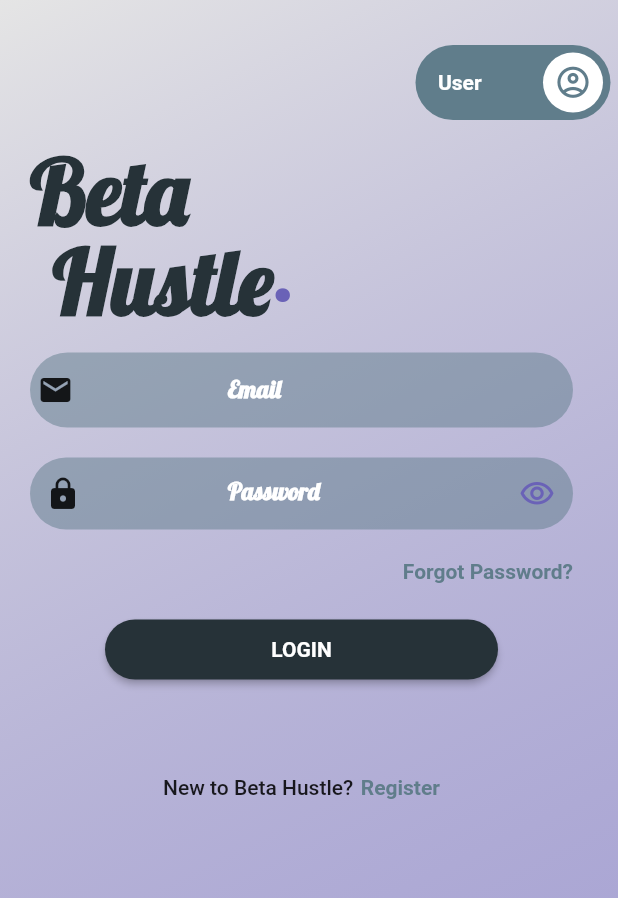
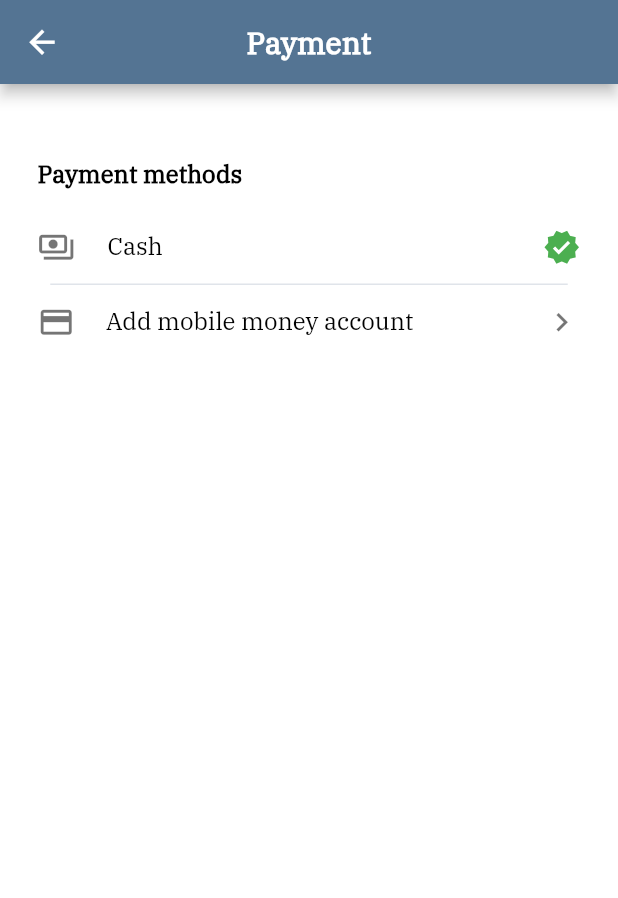
Before and after one commit to Kwakyecodes/Beta_Hustle, a Flutter app: the screen it shows after launch, on a phone screen of 412 x 824 dp. Shown: the top 898 px of the screen. Run offline on Flutter 3.47's test engine with Material 2 defaults, Android fonts, the phone set to English and light mode, and no system bars; drawn by our look-alikes of lite_rolling_switch.

Commit message:
payment screen ui done

```diff
--- a/lib/Screens/Both/requests.dart
+++ b/lib/Screens/Both/requests.dart
@@ -30,7 +30,7 @@ class _RequestsState extends State<Requests> {
       width: MediaQuery.of(context).size.width - 100,
     child: InkWell(
     onTap: () {
-      completedJobsDetails(context,name, date, time, amount);
+      pendingJobsDetails(context,name, date, time, amount);
     },
       child: Align(
         alignment: Alignment.centerLeft,
--- a/lib/Screens/User/payment.dart
+++ b/lib/Screens/User/payment.dart
@@ -0,0 +1,164 @@
+import 'package:beta_hustle/models/colors.dart';
+import 'package:beta_hustle/models/constants.dart';
+import 'package:beta_hustle/models/strings.dart';
+import 'package:flutter/material.dart';
+import 'package:lite_rolling_switch/lite_rolling_switch.dart';
+
+class Payment extends StatefulWidget {
+  @override
+  _Payment createState() => _Payment();
+}
+
+class _Payment extends State<Payment> {
+  bool momoVisible = false;
+
+
+  Widget build(BuildContext context) {
+    return Scaffold(
+        appBar: AppBar(
+          leading: IconButton(
+            onPressed: () {},
+            icon: Icon(Icons.arrow_back),
+            iconSize: cancelIconSize,
+            color:Colors.white,
+          ),
+          centerTitle: true,
+          title: const Text(payment,
+              textAlign: TextAlign.center,
+              style: TextStyle(
+                fontFamily: textFont,
+                color: Colors.white,
+                fontWeight: FontWeight.bold,
+              )),
+          backgroundColor: blueGrey4,
+        ),
+
+        body: SafeArea(
+          child: Container(
+              child: Column (
+                children: [
+                  SizedBox(height:50),
+                  Align(
+                    alignment: Alignment.centerLeft,
+                    child: Container(
+                      margin: const EdgeInsets.only(left: 25),
+                      child:Text("Payment methods",
+                          style: TextStyle(
+                            fontFamily: textFont,
+                            fontWeight: FontWeight.bold,
+                            fontSize: textFieldSize,
+                            color: Colors.black,
+                          )
+                      )
+                    )
+                  ),
+                  SizedBox(height:25),
+                  Align(
+                    alignment: Alignment.centerLeft,
+                    child:Container(
+                      margin:const EdgeInsets.only(left: 25,right:25,bottom:12),
+                      child: Row(
+                          mainAxisAlignment: MainAxisAlignment.spaceBetween,
+                        children:[
+                          Icon(
+                            Icons.payments_outlined,
+                            color: Colors.black54,
+                            size: cancelIconSize,
+                          ),
+                          Text("Cash",
+                          style: TextStyle(
+                            fontSize: textFieldSize,
+                            fontFamily: textFont,
+                            color: Colors.black,
+                          )),
+                          SizedBox(width:210),
+                          Icon(
+                            Icons.verified,
+                            color: Colors.green,
+                            size: cancelIconSize,
+                          ),
+                        ]
+                      ))
+                  ),
+                  Container(
+                      height:1,
+                      width:345,
+                      color: textfieldColor
+                  ),
+                  Visibility(
+                    visible: momoVisible,
+                    child: Align(
+                        alignment: Alignment.centerLeft,
+                        child:Container(
+                            margin:const EdgeInsets.only(left: 25,right:25,top:12,bottom:12),
+                            child: Row(
+                                mainAxisAlignment: MainAxisAlignment.spaceBetween,
+                                children:[
+                                  Icon(
+                                    Icons.payment,
+                                    color: Colors.black54,
+                                    size: cancelIconSize,
+                                  ),
+                                  Text("Mobile money",
+                                      style: TextStyle(
+                                        fontSize: textFieldSize,
+                                        fontFamily: textFont,
+                                        color: Colors.black,
+                                      )),
+                                  SizedBox(width:140),
+                                  Icon(
+                                    Icons.verified,
+                                    color: Colors.green,
+                                    size: cancelIconSize,
+                                  ),
+                                ]
+                            ))
+                    ),
+                  ),
+                  Visibility(
+                    visible: momoVisible,
+                    child:Container(
+                        height:1,
+                        width:345,
+                        color: textfieldColor
+                    ),
+                  ),
+                  Align(
+                      alignment: Alignment.centerLeft,
+                      child:Container(
+                          margin:const EdgeInsets.only(left: 25,right:25,top:12),
+                          child: Row(
+                              mainAxisAlignment: MainAxisAlignment.spaceBetween,
+                              children:[
+                                Icon(
+                                  Icons.payment,
+                                  color: Colors.black54,
+                                  size: cancelIconSize,
+                                ),
+                                Text("Add mobile money account",
+                                    style: TextStyle(
+                                      fontSize: textFieldSize,
+                                      fontFamily: textFont,
+                                      color: Colors.black,
+                                    )),
+                                SizedBox(width:45),
+                                Icon(
+                                  Icons.keyboard_arrow_right,
+                                  color: Colors.black54,
+                                  size: cancelIconSize,
+                                ),
+                              ]
+                          ))
+                  ),
+
+
+                ]
+              )
+          ),
+
+        )
+
+    );
+  }
+
+}
--- a/lib/Screens/User/pushrequests.dart
+++ b/lib/Screens/User/pushrequests.dart
@@ -21,8 +21,8 @@ class _PushRequestsState extends State<PushRequests> {
   // }
 
 
-  Widget build(BuildContext context) { //looks like the keyboard is covering the text field again
-    return Scaffold( //can someone(Eben) please do your trick to fix it? thanks :)
+  Widget build(BuildContext context) { //looks like the keyboard is covering the text field again and there is
+    return Scaffold( //some bottom overflow problem. can someone(Eben) please do your trick to fix it? thanks :)
         appBar: AppBar(
           leading: IconButton(
             onPressed: () {},
--- a/lib/main.dart
+++ b/lib/main.dart
@@ -1,6 +1,7 @@
 //import 'package:beta_hustle/Screens/Both/login.dart';
 import 'package:beta_hustle/Screens/Both/login_page.dart';
 import 'package:beta_hustle/Screens/User/category_list_page.dart';
+import 'package:beta_hustle/Screens/User/pushrequests.dart';
 import 'package:beta_hustle/models/job_descriptions.dart';
 
 import '/Screens/Both/login.dart';
@@ -8,6 +9,7 @@ import 'package:flutter/material.dart';
 
 import 'Screens/Both/requests.dart';
 import 'Screens/Both/signup.dart';
+import 'Screens/User/payment.dart';
 
 
 void main() {
@@ -31,7 +33,7 @@ class MyApp extends StatelessWidget {
 
       theme: new ThemeData(scaffoldBackgroundColor: Colors.white),
       debugShowCheckedModeBanner: false,
-      home: LoginPage(),
+      home: Payment(),
 
     );
   }
```
